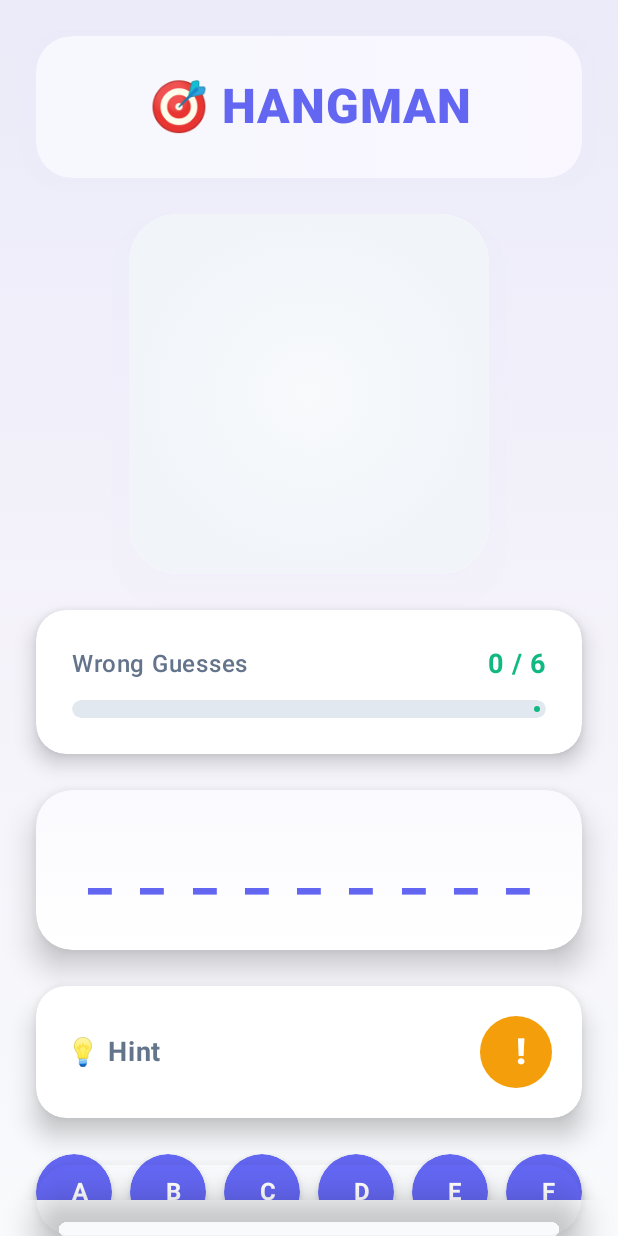
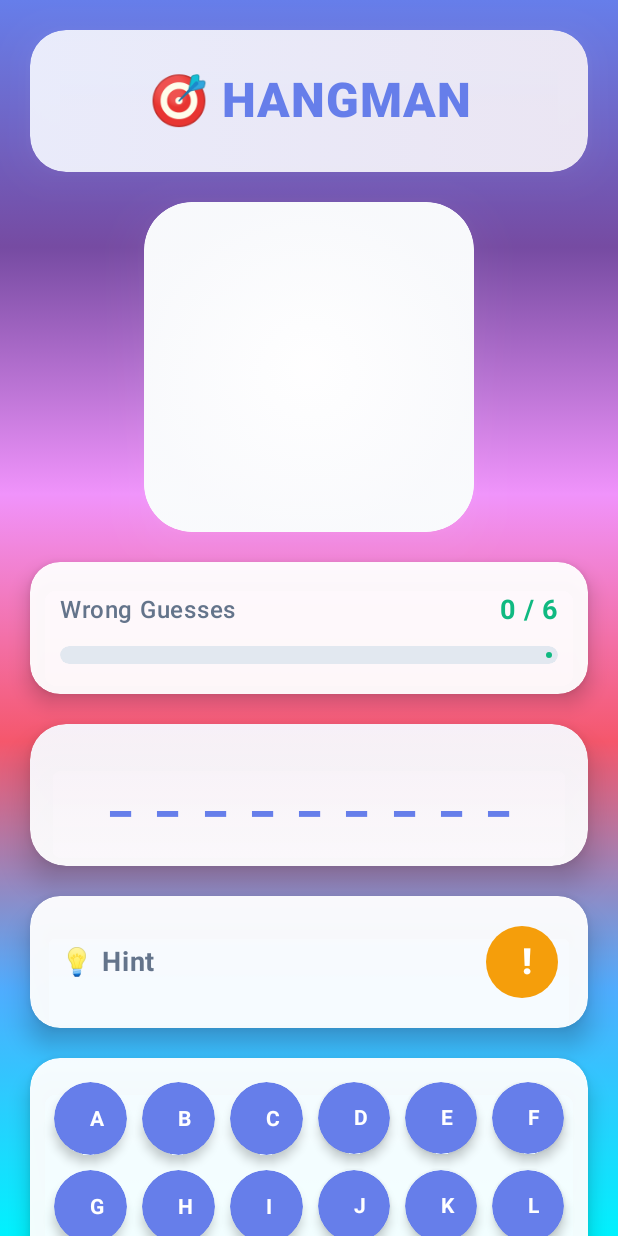
Before and after one commit to thamaravp/hangmangame, an Android app built with Jetpack Compose: the screen it shows after launch (MainActivity), on a phone screen of 412 x 824 dp. Run offline under Robolectric (Android 15) with nearby library versions, the light colour scheme and no system bars.

Commit message:
fixed some bugs

```diff
--- a/app/src/main/java/com/example/hangmangame/MainActivity.kt
+++ b/app/src/main/java/com/example/hangmangame/MainActivity.kt
@@ -12,8 +12,10 @@ import androidx.compose.foundation.layout.*
 import androidx.compose.foundation.lazy.grid.GridCells
 import androidx.compose.foundation.lazy.grid.LazyVerticalGrid
 import androidx.compose.foundation.lazy.grid.items
+import androidx.compose.foundation.rememberScrollState
 import androidx.compose.foundation.shape.CircleShape
 import androidx.compose.foundation.shape.RoundedCornerShape
+import androidx.compose.foundation.verticalScroll
 import androidx.compose.material3.*
 import androidx.compose.runtime.*
 import androidx.compose.ui.Alignment
@@ -125,36 +127,38 @@ fun HangmanGame() {
         hintShown = true
     }
 
-    // Modern gradient background
+    // Beautiful gradient background
     Box(
         modifier = Modifier
             .fillMaxSize()
             .background(
                 brush = Brush.verticalGradient(
                     colors = listOf(
-                        Color(0xFF6366F1).copy(alpha = 0.1f),
-                        Color(0xFF8B5CF6).copy(alpha = 0.05f),
-                        Color(0xFFF8FAFC)
-                    )
+                        Color(0xFF667eea), // Beautiful blue
+                        Color(0xFF764ba2), // Purple
+                        Color(0xFFf093fb), // Light pink
+                        Color(0xFFf5576c), // Coral
+                        Color(0xFF4facfe), // Light blue
+                        Color(0xFF00f2fe)  // Cyan
+                    ),
+                    startY = 0f,
+                    endY = Float.POSITIVE_INFINITY
                 )
             )
             .windowInsetsPadding(WindowInsets.systemBars)
     ) {
+        // Add scrollable column
         Column(
             modifier = Modifier
                 .fillMaxSize()
-                .padding(24.dp),
+                .verticalScroll(rememberScrollState())
+                .padding(20.dp),
             horizontalAlignment = Alignment.CenterHorizontally,
-            verticalArrangement = Arrangement.spacedBy(24.dp)
+            verticalArrangement = Arrangement.spacedBy(20.dp)
         ) {
             // Header Section
             ModernGameHeader()
 
-            // Game Content
-            Column(
-                horizontalAlignment = Alignment.CenterHorizontally,
-                verticalArrangement = Arrangement.spacedBy(24.dp)
-            ) {
             // Hangman Drawing Card
             ModernHangmanDrawingCard(wrongGuesses = wrongGuesses)
 
@@ -189,13 +193,7 @@ fun HangmanGame() {
                     currentWord = currentWord
                 )
             }
-            }
 
-            // Bottom Section
-            Column(
-                horizontalAlignment = Alignment.CenterHorizontally,
-                verticalArrangement = Arrangement.spacedBy(20.dp)
-            ) {
             // Alphabet Grid
             ModernAlphabetGrid(
                 guessedLetters = guessedLetters,
@@ -206,7 +204,9 @@ fun HangmanGame() {
 
             // New Game Button
             ModernNewGameButton(onClick = { resetGame() })
-            }
+
+            // Add some bottom padding to ensure scrolling works properly
+            Spacer(modifier = Modifier.height(20.dp))
         }
     }
 }
@@ -219,11 +219,11 @@ fun ModernGameHeader() {
             .shadow(
                 elevation = 16.dp,
                 shape = RoundedCornerShape(24.dp),
-                ambientColor = Color(0xFF6366F1).copy(alpha = 0.1f),
-                spotColor = Color(0xFF6366F1).copy(alpha = 0.1f)
+                ambientColor = Color.White.copy(alpha = 0.3f),
+                spotColor = Color.White.copy(alpha = 0.3f)
             ),
         colors = CardDefaults.cardColors(
-            containerColor = Color.White
+            containerColor = Color.White.copy(alpha = 0.95f)
         ),
         shape = RoundedCornerShape(24.dp)
     ) {
@@ -233,8 +233,8 @@ fun ModernGameHeader() {
                 .background(
                     brush = Brush.horizontalGradient(
                         colors = listOf(
-                            Color(0xFF6366F1).copy(alpha = 0.05f),
-                            Color(0xFF8B5CF6).copy(alpha = 0.05f)
+                            Color(0xFF667eea).copy(alpha = 0.1f),
+                            Color(0xFF764ba2).copy(alpha = 0.1f)
                         )
                     )
                 )
@@ -243,7 +243,7 @@ fun ModernGameHeader() {
                 text = "🎯 HANGMAN",
                 fontSize = 32.sp,
                 fontWeight = FontWeight.ExtraBold,
-                color = Color(0xFF6366F1),
+                color = Color(0xFF667eea),
                 textAlign = TextAlign.Center,
                 modifier = Modifier
                     .fillMaxWidth()
@@ -257,15 +257,15 @@ fun ModernGameHeader() {
 fun ModernHangmanDrawingCard(wrongGuesses: Int) {
     Card(
         modifier = Modifier
-            .size(240.dp)
+            .size(220.dp)
             .shadow(
                 elevation = 20.dp,
                 shape = RoundedCornerShape(32.dp),
-                ambientColor = Color(0xFF6366F1).copy(alpha = 0.1f),
-                spotColor = Color(0xFF6366F1).copy(alpha = 0.1f)
+                ambientColor = Color.White.copy(alpha = 0.3f),
+                spotColor = Color.White.copy(alpha = 0.3f)
             ),
         colors = CardDefaults.cardColors(
-            containerColor = Color.White
+            containerColor = Color.White.copy(alpha = 0.95f)
         ),
         shape = RoundedCornerShape(32.dp)
     ) {
@@ -275,8 +275,8 @@ fun ModernHangmanDrawingCard(wrongGuesses: Int) {
                 .background(
                     brush = Brush.radialGradient(
                         colors = listOf(
-                            Color(0xFFF8FAFC),
-                            Color(0xFFF1F5F9)
+                            Color.White.copy(alpha = 0.9f),
+                            Color(0xFFF8FAFC).copy(alpha = 0.8f)
                         )
                     )
                 )
@@ -299,12 +299,12 @@ fun ModernGameProgressIndicator(wrongGuesses: Int, maxWrongGuesses: Int) {
             .fillMaxWidth()
             .shadow(8.dp, RoundedCornerShape(20.dp)),
         colors = CardDefaults.cardColors(
-            containerColor = Color.White
+            containerColor = Color.White.copy(alpha = 0.95f)
         ),
         shape = RoundedCornerShape(20.dp)
     ) {
         Column(
-            modifier = Modifier.padding(24.dp),
+            modifier = Modifier.padding(20.dp),
             horizontalAlignment = Alignment.CenterHorizontally,
             verticalArrangement = Arrangement.spacedBy(12.dp)
         ) {
@@ -355,7 +355,7 @@ fun ModernWordDisplayCard(currentWord: String, guessedLetters: Set<Char>) {
             .fillMaxWidth()
             .shadow(12.dp, RoundedCornerShape(24.dp)),
         colors = CardDefaults.cardColors(
-            containerColor = Color.White
+            containerColor = Color.White.copy(alpha = 0.95f)
         ),
         shape = RoundedCornerShape(24.dp)
     ) {
@@ -365,7 +365,7 @@ fun ModernWordDisplayCard(currentWord: String, guessedLetters: Set<Char>) {
                 .background(
                     brush = Brush.verticalGradient(
                         colors = listOf(
-                            Color(0xFF6366F1).copy(alpha = 0.03f),
+                            Color(0xFF667eea).copy(alpha = 0.05f),
                             Color.Transparent
                         )
                     )
@@ -375,13 +375,13 @@ fun ModernWordDisplayCard(currentWord: String, guessedLetters: Set<Char>) {
                 text = currentWord.map { letter ->
                     if (letter in guessedLetters) letter else '_'
                 }.joinToString("  "),
-                fontSize = 36.sp,
+                fontSize = 32.sp,
                 fontWeight = FontWeight.ExtraBold,
                 textAlign = TextAlign.Center,
-                color = Color(0xFF6366F1),
+                color = Color(0xFF667eea),
                 modifier = Modifier
                     .fillMaxWidth()
-                    .padding(32.dp)
+                    .padding(28.dp)
             )
         }
     }
@@ -399,7 +399,7 @@ fun ModernHintSection(
             .fillMaxWidth()
             .shadow(10.dp, RoundedCornerShape(20.dp)),
         colors = CardDefaults.cardColors(
-            containerColor = Color.White
+            containerColor = Color.White.copy(alpha = 0.95f)
         ),
         shape = RoundedCornerShape(20.dp)
     ) {
@@ -446,7 +446,7 @@ fun ModernHintSection(
             ) {
                 Card(
                     colors = CardDefaults.cardColors(
-                        containerColor = Color(0xFFF59E0B).copy(alpha = 0.1f)
+                        containerColor = Color(0xFFF59E0B).copy(alpha = 0.15f)
                     ),
                     shape = RoundedCornerShape(16.dp)
                 ) {
@@ -473,7 +473,7 @@ fun ModernGameStatusCard(gameWon: Boolean, currentWord: String) {
             .fillMaxWidth()
             .shadow(16.dp, RoundedCornerShape(24.dp)),
         colors = CardDefaults.cardColors(
-            containerColor = Color.White
+            containerColor = Color.White.copy(alpha = 0.95f)
         ),
         shape = RoundedCornerShape(24.dp)
     ) {
@@ -483,17 +483,17 @@ fun ModernGameStatusCard(gameWon: Boolean, currentWord: String) {
                 .background(
                     brush = Brush.verticalGradient(
                         colors = if (gameWon) listOf(
-                            Color(0xFF10B981).copy(alpha = 0.1f),
+                            Color(0xFF10B981).copy(alpha = 0.15f),
                             Color(0xFF10B981).copy(alpha = 0.05f)
                         ) else listOf(
-                            Color(0xFFEF4444).copy(alpha = 0.1f),
+                            Color(0xFFEF4444).copy(alpha = 0.15f),
                             Color(0xFFEF4444).copy(alpha = 0.05f)
                         )
                     )
                 )
         ) {
             Column(
-                modifier = Modifier.padding(28.dp),
+                modifier = Modifier.padding(24.dp),
                 horizontalAlignment = Alignment.CenterHorizontally,
                 verticalArrangement = Arrangement.spacedBy(12.dp)
             ) {
@@ -524,11 +524,22 @@ fun ModernAlphabetGrid(
     gameOver: Boolean,
     onLetterClick: (Char) -> Unit
 ) {
+    Card(
+        modifier = Modifier
+            .fillMaxWidth()
+            .shadow(8.dp, RoundedCornerShape(20.dp)),
+        colors = CardDefaults.cardColors(
+            containerColor = Color.White.copy(alpha = 0.95f)
+        ),
+        shape = RoundedCornerShape(20.dp)
+    ) {
         LazyVerticalGrid(
             columns = GridCells.Fixed(6),
-        horizontalArrangement = Arrangement.spacedBy(12.dp),
-        verticalArrangement = Arrangement.spacedBy(12.dp),
-        modifier = Modifier.height(240.dp)
+            horizontalArrangement = Arrangement.spacedBy(10.dp),
+            verticalArrangement = Arrangement.spacedBy(10.dp),
+            modifier = Modifier
+                .height(200.dp)
+                .padding(16.dp)
         ) {
             items(('A'..'Z').toList()) { letter ->
                 val isGuessed = letter in guessedLetters
@@ -538,7 +549,7 @@ fun ModernAlphabetGrid(
                     enabled = !isGuessed && !gameOver,
                     colors = ButtonDefaults.buttonColors(
                         containerColor = when {
-                        !isGuessed -> Color(0xFF6366F1)
+                            !isGuessed -> Color(0xFF667eea)
                             isCorrect -> Color(0xFF10B981)
                             else -> Color(0xFFEF4444)
                         },
@@ -551,17 +562,18 @@ fun ModernAlphabetGrid(
                     modifier = Modifier
                         .aspectRatio(1f)
                         .shadow(
-                        elevation = if (!isGuessed && !gameOver) 6.dp else 2.dp,
+                            elevation = if (!isGuessed && !gameOver) 4.dp else 2.dp,
                             shape = CircleShape
                         ),
                     shape = CircleShape
                 ) {
                     Text(
                         text = letter.toString(),
-                    fontSize = 16.sp,
+                        fontSize = 14.sp,
                         fontWeight = FontWeight.Bold,
                         color = Color.White
                     )
+                }
             }
         }
     }
@@ -573,12 +585,12 @@ fun ModernNewGameButton(onClick: () -> Unit) {
         onClick = onClick,
         modifier = Modifier
             .fillMaxWidth()
-            .height(64.dp)
-            .shadow(12.dp, RoundedCornerShape(32.dp)),
+            .height(60.dp)
+            .shadow(12.dp, RoundedCornerShape(30.dp)),
         colors = ButtonDefaults.buttonColors(
-            containerColor = Color(0xFF06B6D4)
+            containerColor = Color(0xFF764ba2)
         ),
-        shape = RoundedCornerShape(32.dp)
+        shape = RoundedCornerShape(30.dp)
     ) {
         Text(
             text = "🎮 NEW GAME",
@@ -645,19 +657,19 @@ fun DrawScope.drawModernHangman(wrongGuesses: Int) {
     if (wrongGuesses >= 5) {
         // Head outline
         drawCircle(
-            color = Color(0xFF6366F1),
+            color = Color(0xFF667eea),
             radius = 15.dp.toPx(),
             center = Offset(140.dp.toPx(), 70.dp.toPx()),
             style = androidx.compose.ui.graphics.drawscope.Stroke(width = figureStroke)
         )
         // Eyes
         drawCircle(
-            color = Color(0xFF6366F1),
+            color = Color(0xFF667eea),
             radius = 3.dp.toPx(),
             center = Offset(135.dp.toPx(), 67.dp.toPx())
         )
         drawCircle(
-            color = Color(0xFF6366F1),
+            color = Color(0xFF667eea),
             radius = 3.dp.toPx(),
             center = Offset(145.dp.toPx(), 67.dp.toPx())
         )
@@ -675,7 +687,7 @@ fun DrawScope.drawModernHangman(wrongGuesses: Int) {
     if (wrongGuesses >= 6) {
         // Body
         drawLine(
-            color = Color(0xFF6366F1),
+            color = Color(0xFF667eea),
             start = Offset(140.dp.toPx(), 85.dp.toPx()),
             end = Offset(140.dp.toPx(), 135.dp.toPx()),
             strokeWidth = figureStroke,
@@ -683,7 +695,7 @@ fun DrawScope.drawModernHangman(wrongGuesses: Int) {
         )
         // Left arm
         drawLine(
-            color = Color(0xFF8B5CF6),
+            color = Color(0xFF764ba2),
             start = Offset(140.dp.toPx(), 105.dp.toPx()),
             end = Offset(120.dp.toPx(), 120.dp.toPx()),
             strokeWidth = figureStroke,
@@ -691,7 +703,7 @@ fun DrawScope.drawModernHangman(wrongGuesses: Int) {
         )
         // Right arm
         drawLine(
-            color = Color(0xFF8B5CF6),
+            color = Color(0xFF764ba2),
             start = Offset(140.dp.toPx(), 105.dp.toPx()),
             end = Offset(160.dp.toPx(), 120.dp.toPx()),
             strokeWidth = figureStroke,
@@ -699,7 +711,7 @@ fun DrawScope.drawModernHangman(wrongGuesses: Int) {
         )
         // Left leg
         drawLine(
-            color = Color(0xFF06B6D4),
+            color = Color(0xFF4facfe),
             start = Offset(140.dp.toPx(), 135.dp.toPx()),
             end = Offset(125.dp.toPx(), 155.dp.toPx()),
             strokeWidth = figureStroke,
@@ -707,7 +719,7 @@ fun DrawScope.drawModernHangman(wrongGuesses: Int) {
         )
         // Right leg
         drawLine(
-            color = Color(0xFF06B6D4),
+            color = Color(0xFF4facfe),
             start = Offset(140.dp.toPx(), 135.dp.toPx()),
             end = Offset(155.dp.toPx(), 155.dp.toPx()),
             strokeWidth = figureStroke,
```
Lines whose indentation alone changed are shown as unchanged.
